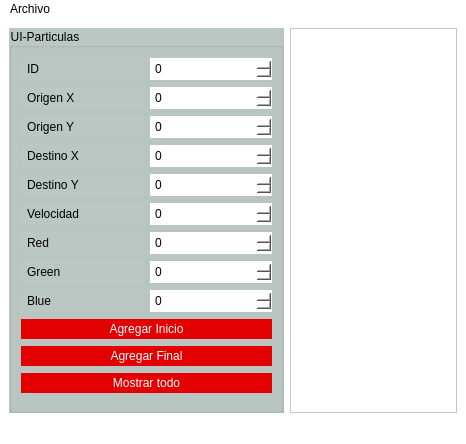
First picture: the form in main_window.ui, repository Tadeo-2404/UI-User-Interface, before the edit.
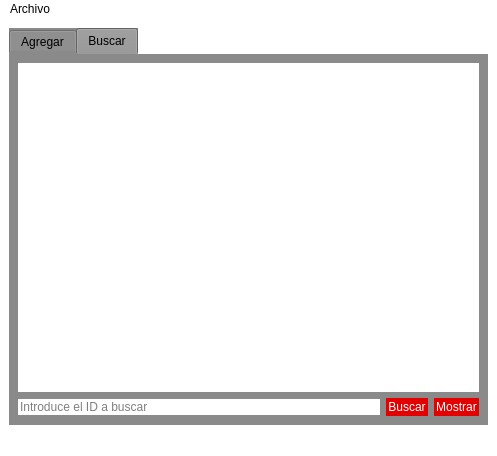
Second picture: the form after the edit. The open tabs and pages were chosen to show the change.

Commit message: Agregando Buscar y Mostrar

What changed in the file:
```diff
--- a/main_window.ui
+++ b/main_window.ui
@@ -6,8 +6,8 @@
    <rect>
     <x>0</x>
     <y>0</y>
-    <width>466</width>
-    <height>444</height>
+    <width>497</width>
+    <height>456</height>
    </rect>
   </property>
   <property name="windowTitle">
@@ -23,6 +23,23 @@
    </property>
    <layout class="QGridLayout" name="gridLayout_2">
     <item row="0" column="0">
+     <widget class="QTabWidget" name="tabWidget">
+      <property name="styleSheet">
+       <string notr="true">background-color: rgb(138, 138, 138);
+border: none;
+outline: none;
+text-transform: uppercase;
+color: rgb(0, 0, 0);</string>
+      </property>
+      <property name="currentIndex">
+       <number>0</number>
+      </property>
+      <widget class="QWidget" name="tab">
+       <attribute name="title">
+        <string>Agregar</string>
+       </attribute>
+       <layout class="QGridLayout" name="gridLayout_3">
+        <item row="0" column="0">
      <widget class="QGroupBox" name="particular_container">
       <property name="styleSheet">
        <string notr="true">background-color: rgb(187, 199, 195);
@@ -287,6 +304,11 @@
         <height>16777215</height>
        </size>
       </property>
+          <property name="styleSheet">
+           <string notr="true">border-color: rgb(0, 0, 0);
+background-color: rgb(255, 255, 255);
+</string>
+          </property>
       <property name="plainText">
        <string/>
       </property>
@@ -294,12 +316,74 @@
     </item>
    </layout>
   </widget>
+      <widget class="QWidget" name="tab_2">
+       <attribute name="title">
+        <string>Buscar</string>
+       </attribute>
+       <layout class="QGridLayout" name="gridLayout_4">
+        <item row="1" column="0">
+         <widget class="QLineEdit" name="input_buscar">
+          <property name="styleSheet">
+           <string notr="true">background-color: rgb(255, 255, 255);</string>
+          </property>
+          <property name="placeholderText">
+           <string>Introduce el ID a buscar</string>
+          </property>
+         </widget>
+        </item>
+        <item row="1" column="1">
+         <widget class="QPushButton" name="btn_buscar">
+          <property name="styleSheet">
+           <string notr="true">border: none;
+outline: none;
+text-transform: uppercase;
+padding: 2px;
+color: rgb(255, 255, 255);
+background-color: rgb(226, 0, 0);
+
+</string>
+          </property>
+          <property name="text">
+           <string>Buscar</string>
+          </property>
+         </widget>
+        </item>
+        <item row="1" column="2">
+         <widget class="QPushButton" name="btn_mostrar">
+          <property name="styleSheet">
+           <string notr="true">border: none;
+outline: none;
+text-transform: uppercase;
+color: rgb(255, 255, 255);
+background-color: rgb(226, 0, 0);
+padding: 2px;
+
+</string>
+          </property>
+          <property name="text">
+           <string>Mostrar</string>
+          </property>
+         </widget>
+        </item>
+        <item row="0" column="0" colspan="3">
+         <widget class="QTableWidget" name="table">
+          <property name="styleSheet">
+           <string notr="true">background-color: rgb(255, 255, 255);</string>
+          </property>
+         </widget>
+        </item>
+       </layout>
+      </widget>
+     </widget>
+    </item>
+   </layout>
+  </widget>
   <widget class="QMenuBar" name="menubar">
    <property name="geometry">
     <rect>
      <x>0</x>
      <y>0</y>
-     <width>466</width>
+     <width>497</width>
      <height>22</height>
     </rect>
    </property>
```
Lines whose indentation alone changed are shown as unchanged. The commit also changes 5 other files.
